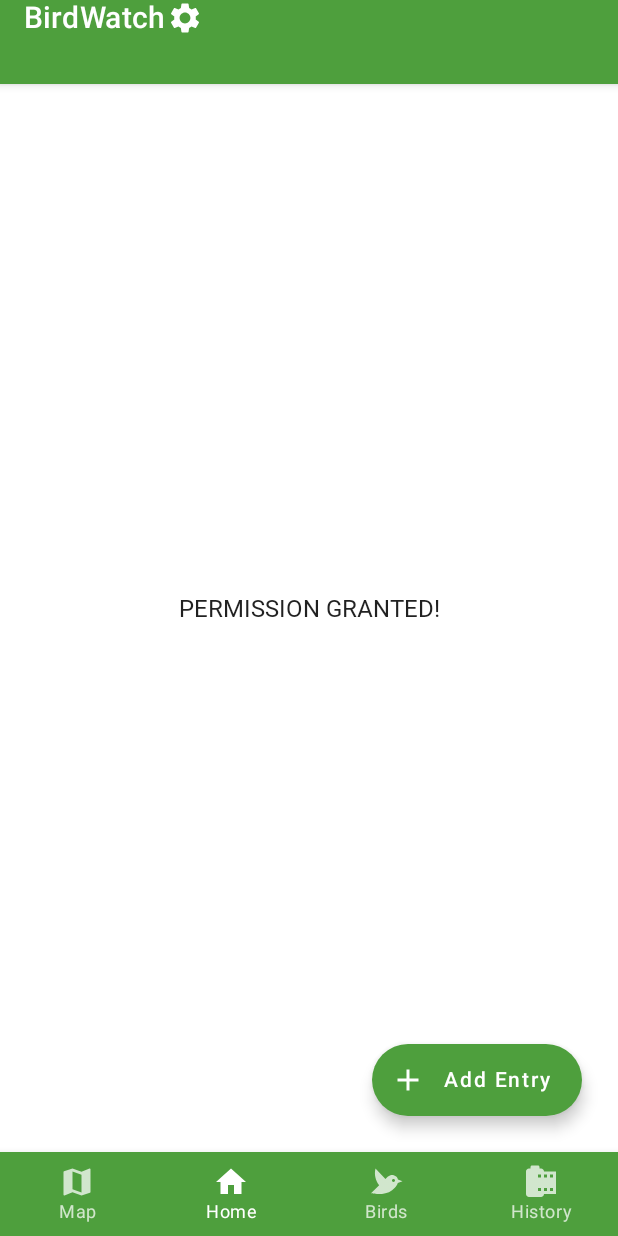
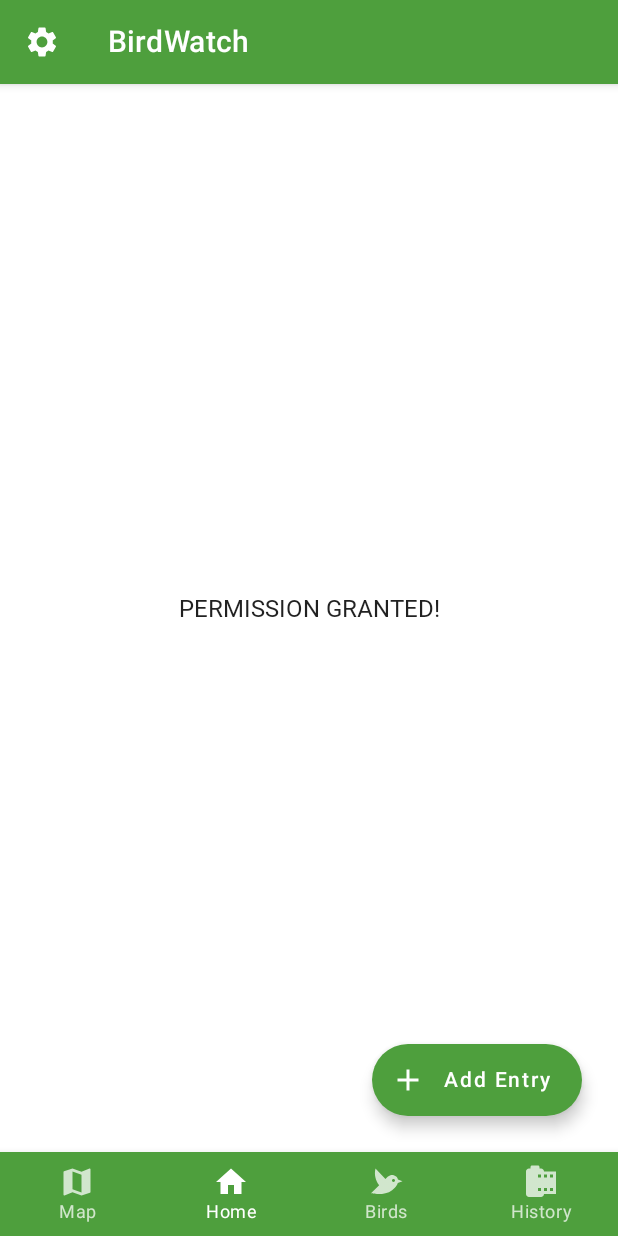
Before and after one commit to michaelwoodsy/BirdWatch-Application, an Android app built with Jetpack Compose: the SettingsScreen screen opened through its navigation route, item 2 of the bottom bar chosen, on a phone screen of 412 x 824 dp. Run offline under Robolectric (Android 15) with nearby library versions, the phone set to English and light mode, and no system bars; our stand-ins replace Dagger/Hilt's generated code, accompanist, androidx.preference; 1 statement that could not run was skipped.

Commit message:
Successfully implemented androidx preferences into compose. Little bit hacky but now the main activity is a "fragment activity". Compose still works as usual so should be fine..

```diff
--- a/app/build.gradle
+++ b/app/build.gradle
@@ -129,4 +129,5 @@ dependencies {
     implementation "androidx.preference:preference-ktx:$preference_version"
     // Androidx view binding (for fragment within compose
     implementation "androidx.compose.ui:ui-viewbinding:$compose_version"
+    implementation 'androidx.appcompat:appcompat:1.5.1'
 }
--- a/app/src/main/java/nz/ac/uclive/ojc31/seng440assignment2/MainActivity.kt
+++ b/app/src/main/java/nz/ac/uclive/ojc31/seng440assignment2/MainActivity.kt
@@ -3,8 +3,10 @@ package nz.ac.uclive.ojc31.seng440assignment2
 import android.os.Bundle
 import androidx.activity.ComponentActivity
 import androidx.activity.compose.setContent
+import androidx.appcompat.app.AppCompatActivity
 import androidx.compose.material.MaterialTheme
 import androidx.compose.runtime.SideEffect
+import androidx.fragment.app.FragmentActivity
 import androidx.navigation.compose.rememberNavController
 import com.google.accompanist.systemuicontroller.rememberSystemUiController
 import dagger.hilt.android.AndroidEntryPoint
@@ -12,7 +14,7 @@ import nz.ac.uclive.ojc31.seng440assignment2.graphs.NavGraph
 import nz.ac.uclive.ojc31.seng440assignment2.ui.theme.SENG440Assignment2Theme
 
 @AndroidEntryPoint
-class MainActivity : ComponentActivity() {
+class MainActivity : FragmentActivity() {
     override fun onCreate(savedInstanceState: Bundle?) {
         super.onCreate(savedInstanceState)
         setContent {
--- a/app/src/main/java/nz/ac/uclive/ojc31/seng440assignment2/graphs/NavGraph.kt
+++ b/app/src/main/java/nz/ac/uclive/ojc31/seng440assignment2/graphs/NavGraph.kt
@@ -93,7 +93,7 @@ fun NavGraph(navController: NavHostController) {
 
                 composable(route=SubScreen.Settings.route) {
                     Box(Modifier.padding(innerPadding)) {
-                        SettingsScreen()
+                        SettingsScreen(navController = navController)
                     }
                 }
             }
--- a/app/src/main/java/nz/ac/uclive/ojc31/seng440assignment2/screens/HomeScreen.kt
+++ b/app/src/main/java/nz/ac/uclive/ojc31/seng440assignment2/screens/HomeScreen.kt
@@ -1,6 +1,5 @@
 package nz.ac.uclive.ojc31.seng440assignment2.screens
 
-import androidx.compose.foundation.clickable
 import androidx.compose.foundation.layout.*
 import androidx.compose.material.*
 import androidx.compose.material.icons.Icons
@@ -59,17 +58,13 @@ fun HomeScreen(
 @Composable
 private fun HomeTopAppBar(navController: NavHostController) {
     TopAppBar(
-        title = {
-            Row(Modifier.fillMaxSize()) {
-                Text("BirdWatch")
-                Icon(Icons.Filled.Settings, null, Modifier
-                    .clickable {
-                        navController.navigate(SubScreen.Settings.route)
-                })
+        backgroundColor = MaterialTheme.colors.primary,
+        title = {Text("BirdWatch")},
+        navigationIcon = {
+            IconButton( onClick = { navController.navigate(SubScreen.Settings.route)}) {
+                Icon(Icons.Filled.Settings, null)
             }
-
-        },
-        backgroundColor = MaterialTheme.colors.primary
+        }
     )
 }
 
--- a/app/src/main/java/nz/ac/uclive/ojc31/seng440assignment2/screens/SettingsScreen.kt
+++ b/app/src/main/java/nz/ac/uclive/ojc31/seng440assignment2/screens/SettingsScreen.kt
@@ -1,18 +1,59 @@
 package nz.ac.uclive.ojc31.seng440assignment2.screens
 
+import android.content.Context
+import androidx.compose.foundation.layout.Box
 import androidx.compose.foundation.layout.fillMaxSize
+import androidx.compose.foundation.layout.padding
+import androidx.compose.material.*
+import androidx.compose.material.icons.Icons
+import androidx.compose.material.icons.filled.ArrowBack
 import androidx.compose.runtime.Composable
 import androidx.compose.ui.Modifier
+import androidx.compose.ui.platform.LocalContext
 import androidx.compose.ui.viewinterop.AndroidView
 import androidx.compose.ui.viewinterop.AndroidViewBinding
 import androidx.fragment.app.findFragment
+import androidx.navigation.NavController
+import androidx.navigation.NavHostController
+import androidx.preference.DropDownPreference
+import androidx.preference.PreferenceFragmentCompat
+import androidx.preference.PreferenceManager
+import androidx.preference.PreferenceScreen
 import nz.ac.uclive.ojc31.seng440assignment2.databinding.PreferencesContainerViewBinding
 import nz.ac.uclive.ojc31.seng440assignment2.fragments.SettingsFragment
+import nz.ac.uclive.ojc31.seng440assignment2.graphs.Screen
+import nz.ac.uclive.ojc31.seng440assignment2.graphs.SubScreen
 
 
 @Composable
-fun SettingsScreen() {
-    AndroidViewBinding(PreferencesContainerViewBinding::inflate) {
-        //val settingsFragment = fragmentContainerView.findFragment<SettingsFragment>()
+fun SettingsScreen(navController: NavHostController) {
+
+    Scaffold(
+        topBar = { SettingsTopBar(navController = navController)},
+    ) { paddingValues ->
+        Box(Modifier.padding(paddingValues)) {
+            AndroidViewBinding(PreferencesContainerViewBinding::inflate)
+        }
     }
+
+
+
+    // How to access preferences
+    //val sharedPreferences = PreferenceManager.getDefaultSharedPreferences(LocalContext.current)
 }
+
+@Composable
+fun SettingsTopBar(navController: NavHostController) {
+    TopAppBar(
+        title = {
+            Text("BirdWatch Settings")
+        },
+        navigationIcon = {
+             IconButton(
+                 onClick = { navController.popBackStack() }) {
+                 Icon(Icons.Default.ArrowBack, null)
+             }
+        },
+
+    )
+}
```
Also changed, not shown: app/src/main/res/values/arrays.xml (added, +14 -0 lines), app/src/main/res/xml/preferences.xml (+6 -3 lines).
